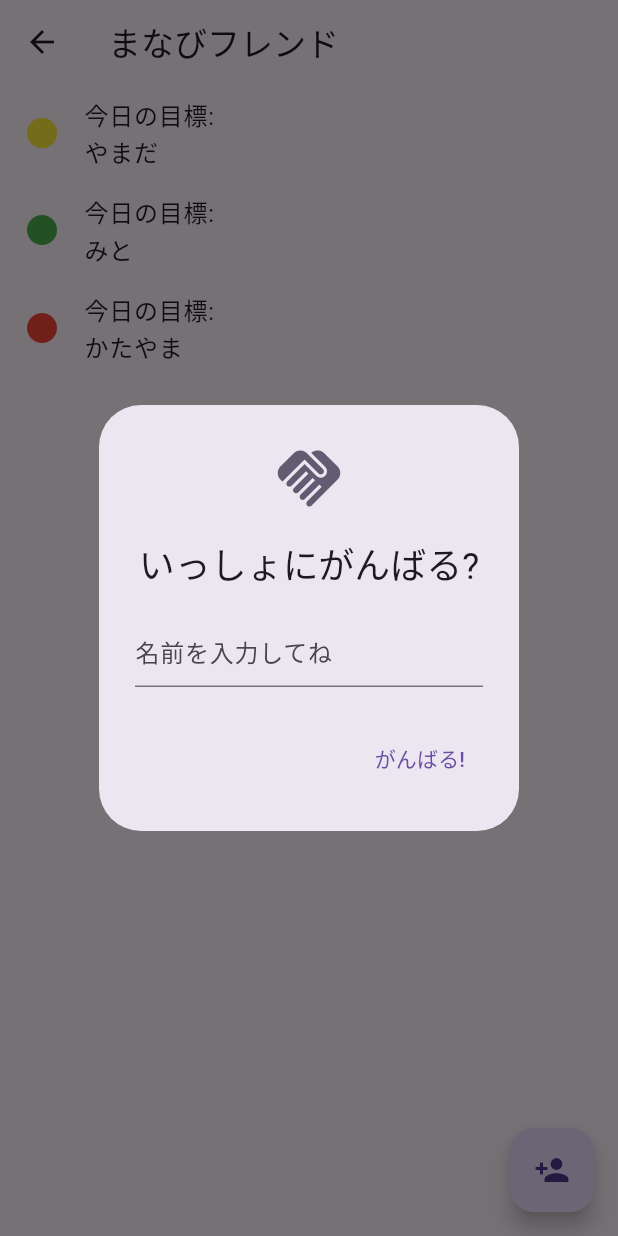
After one commit to Ryosan846538/Ganbaroune, a Flutter app: the FriendList screen opened directly, after a tap on the "person add" icon, on a phone screen of 412 x 824 dp. The commit adds this screen. Run offline on Flutter 3.47's test engine with Material 3 defaults, Android fonts, the light colour scheme and no system bars; our stand-ins replace flip_card, stop_watch_timer.

Commit message:
まなびフレンドの大枠の実装

```diff
--- a/lib/screen/home.dart
+++ b/lib/screen/home.dart
@@ -1,6 +1,7 @@
 import 'package:flutter/material.dart';
 import '/screen/menu.dart';
 import '/screen/stop_watch.dart';
+import '/screen/learn_friends.dart';
 
 class Home extends StatefulWidget {
   const Home({Key? key}) : super(key: key);
@@ -22,6 +23,8 @@ class HomeState extends State<Home> {
     switch (index) {
       case 0:
         return const CountUpPage();
+      case 2:
+        return const FriendList();
       default:
         return const Center(
           child: Text('Hello World'),
--- /dev/null
+++ b/lib/screen/learn_friends.dart
@@ -0,0 +1,104 @@
+import 'package:flutter/material.dart';
+
+class Friend {
+  final String name;
+  final int status;
+
+  Friend({required this.name, required this.status});
+
+  Color get statusColor {
+    switch (status) {
+      case 0:
+        return Colors.green;
+      case 1:
+        return Colors.yellow;
+      case 2:
+        return Colors.red;
+      default:
+        return Colors.grey;
+    }
+  }
+}
+
+class FriendList extends StatefulWidget {
+  const FriendList({Key? key}) : super(key: key);
+
+  @override
+  FriendListState createState() => FriendListState();
+}
+
+class FriendListState extends State<FriendList> {
+  List<Friend> friends = [
+    Friend(name: 'やまだ', status: 1),
+    Friend(name: 'みと', status: 0),
+    Friend(name: 'かたやま', status: 2),
+  ];
+
+  void addFriend(String name) {
+    setState(() {
+      friends.add(Friend(name: name, status: 1));
+    });
+  }
+
+  @override
+  Widget build(BuildContext context) {
+    return Scaffold(
+      appBar: AppBar(
+        title: const Text('まなびフレンド'),
+      ),
+      body: ListView.builder(
+        itemCount: friends.length,
+        itemBuilder: (context, index) {
+          return ListTile(
+            leading: Icon(
+              Icons.circle,
+              color: friends[index].statusColor,
+            ),
+            title: Column(
+              crossAxisAlignment: CrossAxisAlignment.start,
+              children: [
+                const Text('今日の目標: '),
+                Text(friends[index].name),
+              ],
+            ),
+          );
+        },
+      ),
+      floatingActionButton: FloatingActionButton(
+        onPressed: () {
+          showDialog(
+            context: context,
+            builder: (context) {
+              String? name;
+              return AlertDialog(
+                title: const Text('いっしょにがんばる?'),
+                icon: const Icon(
+                  Icons.handshake,
+                  size: 50,
+                ),
+                content: TextField(
+                  onChanged: (value) {
+                    name = value;
+                  },
+                  decoration: const InputDecoration(hintText: "名前を入力してね"),
+                ),
+                actions: <Widget>[
+                  TextButton(
+                    child: const Text('がんばる!'),
+                    onPressed: () {
+                      if (name != null && name!.isNotEmpty) {
+                        addFriend(name!);
+                        Navigator.of(context).pop();
+                      }
+                    },
+                  ),
+                ],
+              );
+            },
+          );
+        },
+        child: const Icon(Icons.person_add),
+      ),
+    );
+  }
+}
```
